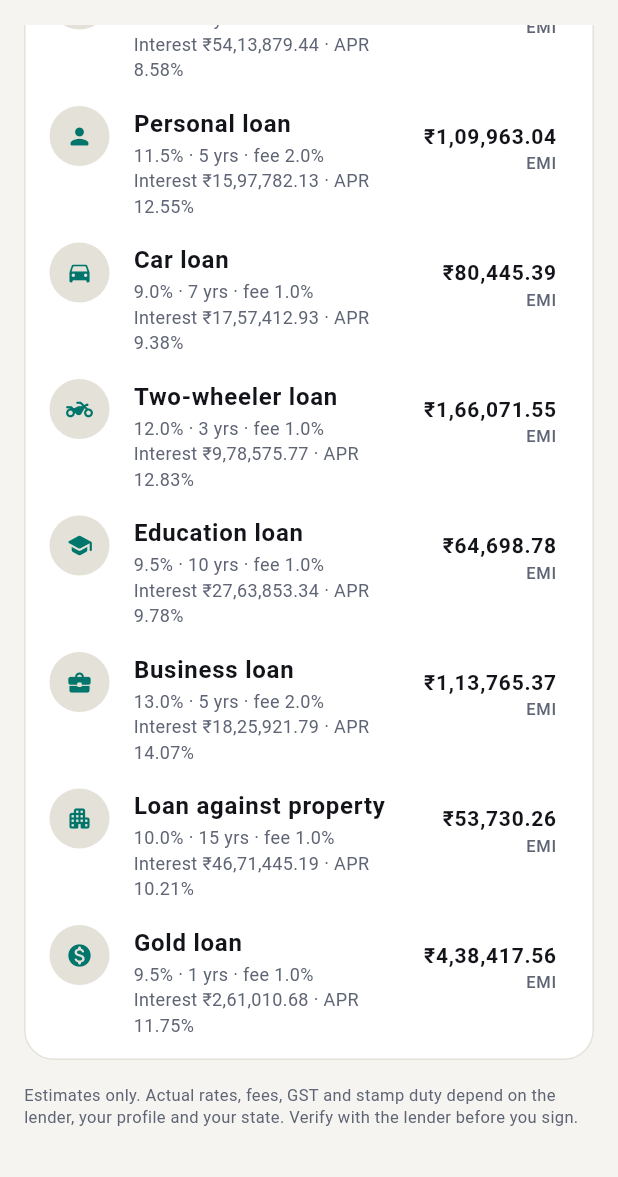
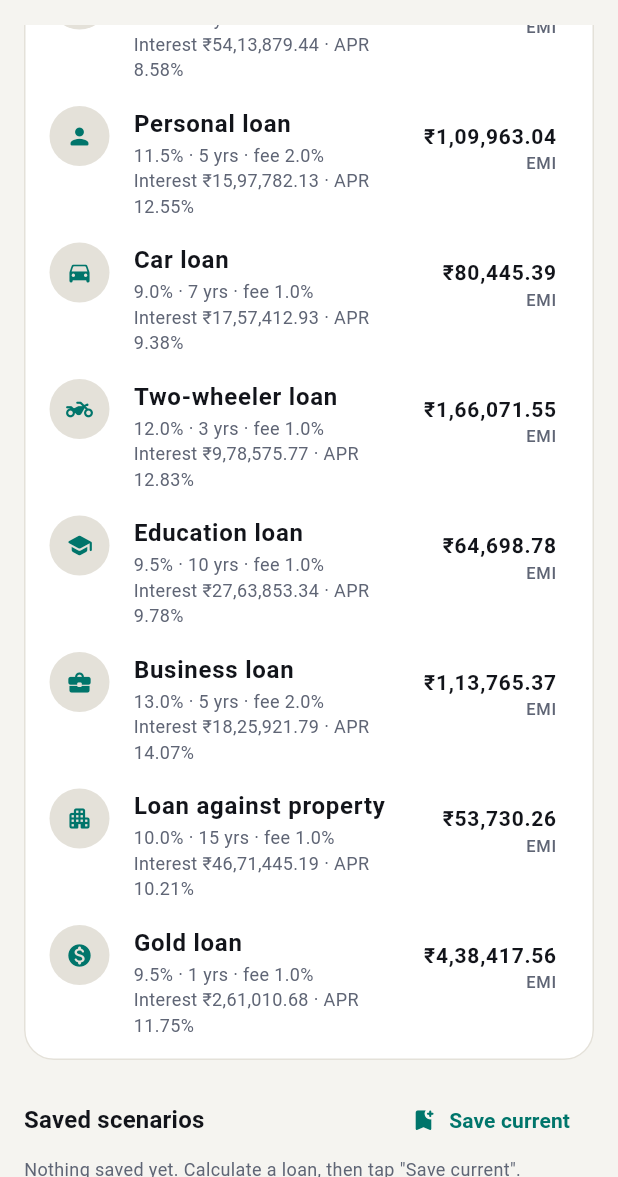
Before and after one commit to kakunurisatyanarayana-hash/monova, a Flutter app: the LoanCalculatorScreen screen opened by its route, scrolled down 1396 dp, on a phone screen of 412 x 824 dp, the part 59-1236 px from its top. Run offline on Flutter 3.47's test engine with Material 3 defaults, Android fonts, the phone set to English and light mode, and no system bars; our stand-ins replace dio, fl_chart, flutter_riverpod, flutter_secure_storage, go_router, shared_preferences; accounts and stored records are empty.

Commit message:
Save loan scenarios and calculator history on the device
Co-Authored-By: Claude Haiku 5.5 <noreply@anthropic.com>

```diff
--- /dev/null
+++ b/mobile/lib/core/local_store.dart
@@ -0,0 +1,28 @@
+import 'dart:convert';
+
+import 'package:shared_preferences/shared_preferences.dart';
+
+/// Keeps small lists of records on the device (saved loan scenarios, calculator history).
+/// Nothing is sent to a server. Data stays on this phone until the app data is cleared or the app is uninstalled.
+class LocalStore {
+  LocalStore(this._prefs);
+
+  final SharedPreferences _prefs;
+
+  static Future<LocalStore> open() async => LocalStore(await SharedPreferences.getInstance());
+
+  List<Map<String, dynamic>> readList(String key) {
+    final raw = _prefs.getString(key);
+    if (raw == null) return [];
+    try {
+      final decoded = jsonDecode(raw) as List<dynamic>;
+      return decoded.map((e) => Map<String, dynamic>.from(e as Map)).toList();
+    } catch (_) {
+      // A damaged entry is ignored rather than crashing the calculator.
+      return [];
+    }
+  }
+
+  Future<void> writeList(String key, List<Map<String, dynamic>> items) =>
+      _prefs.setString(key, jsonEncode(items));
+}
--- a/mobile/lib/features/tools/loan_calculator_screen.dart
+++ b/mobile/lib/features/tools/loan_calculator_screen.dart
@@ -4,6 +4,7 @@ import '../../core/format.dart';
 import '../../core/loan_calc.dart';
 import '../../core/theme.dart';
 import '../../core/widgets.dart';
+import 'saved_loan_scenarios.dart';
 
 /// Loan calculator for India: any loan type, processing and service fees with 18% GST, insurance and stamp duty,
 /// effective APR, a full schedule and a side-by-side comparison of every product.
@@ -197,6 +198,8 @@ class _LoanCalculatorScreenState extends State<LoanCalculatorScreen> {
             _comparison(_num(_amount), c),
           ],
           const SizedBox(height: 16),
+          SavedLoanScenarios(snapshot: _snapshot, onLoad: _loadSnapshot),
+          const SizedBox(height: 16),
           Text(
             'Estimates only. Actual rates, fees, GST and stamp duty depend on the lender, your profile and your state. Verify with the lender before you sign.',
             style: TextStyle(color: c.muted, fontSize: 11, height: 1.4),
@@ -204,6 +207,34 @@ class _LoanCalculatorScreenState extends State<LoanCalculatorScreen> {
         ],
       ),
     );
+  }
+
+  /// Current inputs, saved as a scenario.
+  Map<String, dynamic> _snapshot() => {
+        'product': _product,
+        'amount': _amount.text,
+        'rate': _rate.text,
+        'tenure': _tenure.text,
+        'processing': _processing.text,
+        'services': _serviceFees.text,
+        'other': _otherCharges.text,
+        'gst': _gstOnFees,
+      };
+
+  /// Restores a saved scenario's inputs and recalculates.
+  void _loadSnapshot(Map<String, dynamic> s) {
+    setState(() {
+      final index = (s['product'] as num?)?.toInt() ?? 0;
+      _product = index.clamp(0, LoanProduct.all.length - 1);
+      _amount.text = '${s['amount'] ?? ''}';
+      _rate.text = '${s['rate'] ?? ''}';
+      _tenure.text = '${s['tenure'] ?? ''}';
+      _processing.text = '${s['processing'] ?? ''}';
+      _serviceFees.text = '${s['services'] ?? ''}';
+      _otherCharges.text = '${s['other'] ?? ''}';
+      _gstOnFees = s['gst'] == true;
+    });
+    _calculate();
   }
 
   Widget _productTile(int i, MonovaColors c) {
--- /dev/null
+++ b/mobile/lib/features/tools/saved_loan_scenarios.dart
@@ -0,0 +1,119 @@
+import 'package:flutter/material.dart';
+
+import '../../core/format.dart';
+import '../../core/local_store.dart';
+import '../../core/theme.dart';
+import '../../core/widgets.dart';
+
+const loanScenariosKey = 'monova.loanScenarios';
+
+/// Lists and saves loan scenarios on this device. Tapping a scenario reloads its inputs into the calculator.
+class SavedLoanScenarios extends StatefulWidget {
+  const SavedLoanScenarios({super.key, required this.snapshot, required this.onLoad});
+
+  /// Returns the calculator's current inputs as a map.
+  final Map<String, dynamic> Function() snapshot;
+
+  /// Puts a saved scenario's inputs back into the calculator.
+  final void Function(Map<String, dynamic> scenario) onLoad;
+
+  @override
+  State<SavedLoanScenarios> createState() => _SavedLoanScenariosState();
+}
+
+class _SavedLoanScenariosState extends State<SavedLoanScenarios> {
+  LocalStore? _store;
+  List<Map<String, dynamic>> _items = [];
+
+  @override
+  void initState() {
+    super.initState();
+    LocalStore.open().then((store) {
+      if (!mounted) return;
+      setState(() {
+        _store = store;
+        _items = store.readList(loanScenariosKey);
+      });
+    });
+  }
+
+  Future<void> _save() async {
+    final name = await showDialog<String>(
+      context: context,
+      builder: (ctx) {
+        final controller = TextEditingController();
+        return AlertDialog(
+          title: const Text('Save this scenario'),
+          content: TextField(
+            controller: controller,
+            autofocus: true,
+            decoration: const InputDecoration(labelText: 'Name (for example, "Flat in Pune")'),
+          ),
+          actions: [
+            TextButton(onPressed: () => Navigator.pop(ctx), child: const Text('Cancel')),
+            FilledButton(onPressed: () => Navigator.pop(ctx, controller.text.trim()), child: const Text('Save')),
+          ],
+        );
+      },
+    );
+    if (name == null || name.isEmpty || _store == null) return;
+
+    final entry = <String, dynamic>{
+      ...widget.snapshot(),
+      'name': name,
+      'savedAt': DateTime.now().toIso8601String(),
+    };
+    setState(() => _items = [entry, ..._items]);
+    await _store!.writeList(loanScenariosKey, _items);
+    if (mounted) ScaffoldMessenger.of(context).showSnackBar(const SnackBar(content: Text('Scenario saved on this device')));
+  }
+
+  Future<void> _delete(int index) async {
+    setState(() => _items.removeAt(index));
+    await _store?.writeList(loanScenariosKey, _items);
+  }
+
+  @override
+  Widget build(BuildContext context) {
+    final c = context.monova;
+    return Column(
+      crossAxisAlignment: CrossAxisAlignment.stretch,
+      children: [
+        Row(
+          children: [
+            Expanded(child: Text('Saved scenarios', style: Theme.of(context).textTheme.titleMedium)),
+            TextButton.icon(
+              onPressed: _store == null ? null : _save,
+              icon: const Icon(Icons.bookmark_add_rounded),
+              label: const Text('Save current'),
+            ),
+          ],
+        ),
+        if (_items.isEmpty)
+          Text('Nothing saved yet. Calculate a loan, then tap "Save current".', style: TextStyle(color: c.muted, fontSize: 12))
+        else
+          MonovaCard(
+            padding: const EdgeInsets.symmetric(vertical: 4),
+            child: Column(
+              children: [
+                for (var i = 0; i < _items.length; i++)
+                  ListTile(
+                    onTap: () => widget.onLoad(_items[i]),
+                    title: Text('${_items[i]['name'] ?? 'Scenario'}', maxLines: 1, overflow: TextOverflow.ellipsis),
+                    subtitle: Text(
+                      'Loan ${money(double.tryParse('${_items[i]['amount']}'.replaceAll(',', '')) ?? 0)} · ${_items[i]['rate']}% · ${_items[i]['tenure']} months',
+                      style: TextStyle(color: c.muted, fontSize: 12),
+                    ),
+                    trailing: IconButton(
+                      tooltip: 'Delete',
+                      icon: Icon(Icons.delete_outline_rounded, color: c.expense),
+                      onPressed: () => _delete(i),
+                    ),
+                  ),
+              ],
+            ),
+          ),
+      ],
+    );
+  }
+}
--- a/mobile/pubspec.yaml
+++ b/mobile/pubspec.yaml
@@ -40,7 +40,9 @@ dependencies:
   dio: ^5.11.1
   flutter_secure_storage: ^11.2.0
   intl: ^0.20.3
+  shared_preferences: ^2.3.0
   fl_chart: ^1.3.1
+  shared_preferences: ^2.5.6
 
 dev_dependencies:
   flutter_test:
```
Also changed, not shown: mobile/lib/features/tools/calculator_screen.dart (+22 -0 lines), mobile/pubspec.lock, 1 other file.
